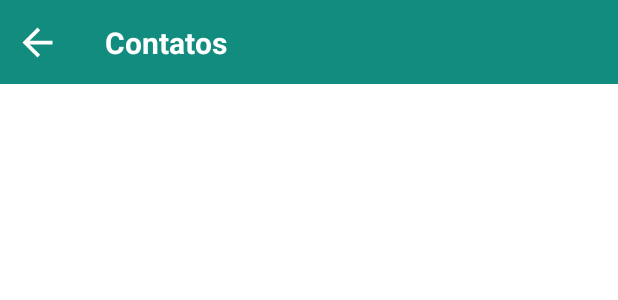
After one commit to bruunobs/CloneWhatsApp, an Android app: the layout activity_contatos.xml on its own in the app's theme, with its tools: preview values and no code run, on a phone screen of 412 x 824 dp. The commit adds this screen. Shown: the top 300 px of the screen. Run offline under Robolectric (Android 15) with nearby library versions, the phone set to English and light mode, and no system bars; Roboto replaces fonts that are not available here.

Commit message:
Add ContatosFragment

```diff
--- /dev/null
+++ b/app/src/main/res/layout/activity_contatos.xml
@@ -0,0 +1,42 @@
+<?xml version="1.0" encoding="utf-8"?>
+<androidx.constraintlayout.widget.ConstraintLayout xmlns:android="http://schemas.android.com/apk/res/android"
+    xmlns:app="http://schemas.android.com/apk/res-auto"
+    xmlns:tools="http://schemas.android.com/tools"
+    android:layout_width="match_parent"
+    android:layout_height="match_parent"
+    tools:context=".ContatosActivity"
+    android:background="@color/white"
+    android:backgroundTint="@color/white">
+
+    <include
+        android:id="@+id/include"
+        layout="@layout/toolbar"
+        app:layout_constraintEnd_toEndOf="parent"
+        app:layout_constraintHorizontal_bias="0.5"
+        app:layout_constraintStart_toStartOf="parent"
+        app:layout_constraintTop_toTopOf="parent" />
+
+    <ImageView
+        android:id="@+id/back_arrow_contatos"
+        android:layout_width="30dp"
+        android:layout_height="30dp"
+        android:layout_marginStart="10dp"
+        android:src="@drawable/ic_back_arrow"
+        app:layout_constraintBottom_toBottomOf="@+id/include"
+        app:layout_constraintStart_toStartOf="parent"
+        app:layout_constraintTop_toTopOf="parent" />
+
+    <TextView
+        android:id="@+id/configuracoes"
+        android:layout_width="wrap_content"
+        android:layout_height="wrap_content"
+        android:layout_marginStart="30dp"
+        android:text="@string/contatos"
+        android:textColor="@color/white"
+        android:textSize="20sp"
+        android:textStyle="bold"
+        app:layout_constraintBottom_toBottomOf="@+id/include"
+        app:layout_constraintStart_toEndOf="@+id/back_arrow_contatos"
+        app:layout_constraintTop_toTopOf="parent" />
+
+</androidx.constraintlayout.widget.ConstraintLayout>
--- a/app/src/main/res/layout/fragment_conversas.xml
+++ b/app/src/main/res/layout/fragment_conversas.xml
@@ -23,6 +23,7 @@
         tools:layout_editor_absoluteY="0dp" />
 
     <com.google.android.material.floatingactionbutton.FloatingActionButton
+        android:id="@+id/fabContatos"
         android:layout_width="wrap_content"
         android:layout_height="wrap_content"
         android:layout_alignParentBottom="true"
--- a/app/src/main/res/values/styles.xml
+++ b/app/src/main/res/values/styles.xml
@@ -15,4 +15,6 @@
         <item name="android:fontFamily">@font/roboto</item>
         <item name="android:textStyle">bold</item>
     </style>
+
+
 </resources>
--- a/app/src/main/res/values/themes.xml
+++ b/app/src/main/res/values/themes.xml
@@ -39,4 +39,8 @@
 
     </style>
 
+    <style name="MyActionBarTitle" parent="@style/TextAppearance.AppCompat.Widget.ActionBar.Title">
+        <item name="android:textColor">@color/white</item>
+    </style>
+
 </resources>
```
Also changed, not shown: app/src/main/AndroidManifest.xml (+11 -10 lines), app/src/main/java/com/app/clonewhatsapp/ContatosActivity.kt (added, +52 -0 lines), app/src/main/java/com/app/clonewhatsapp/fragment/ConversasFragment.kt (+19 -1 lines), app/src/main/res/layout/activity_configuracoes.xml (+13 -14 lines), app/src/main/res/menu/menu_contatos.xml (added, +34 -0 lines), app/src/main/res/values/strings.xml (+9 -1 lines).
